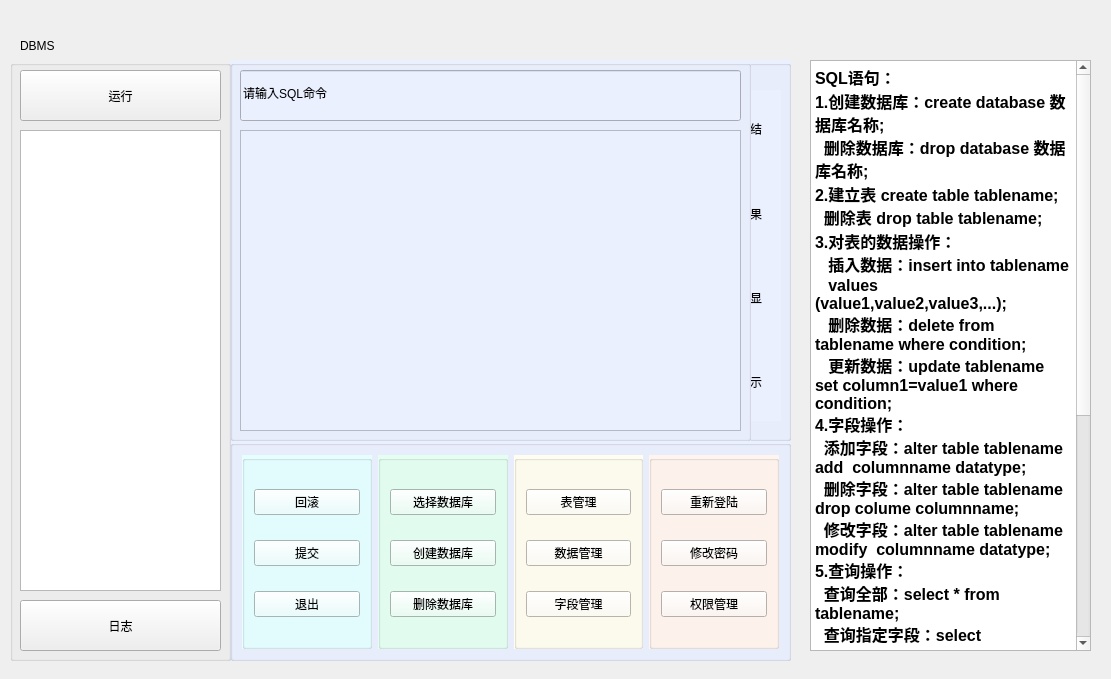
jy-080610/DBMS, file mainwindow.ui: the form before one commit.
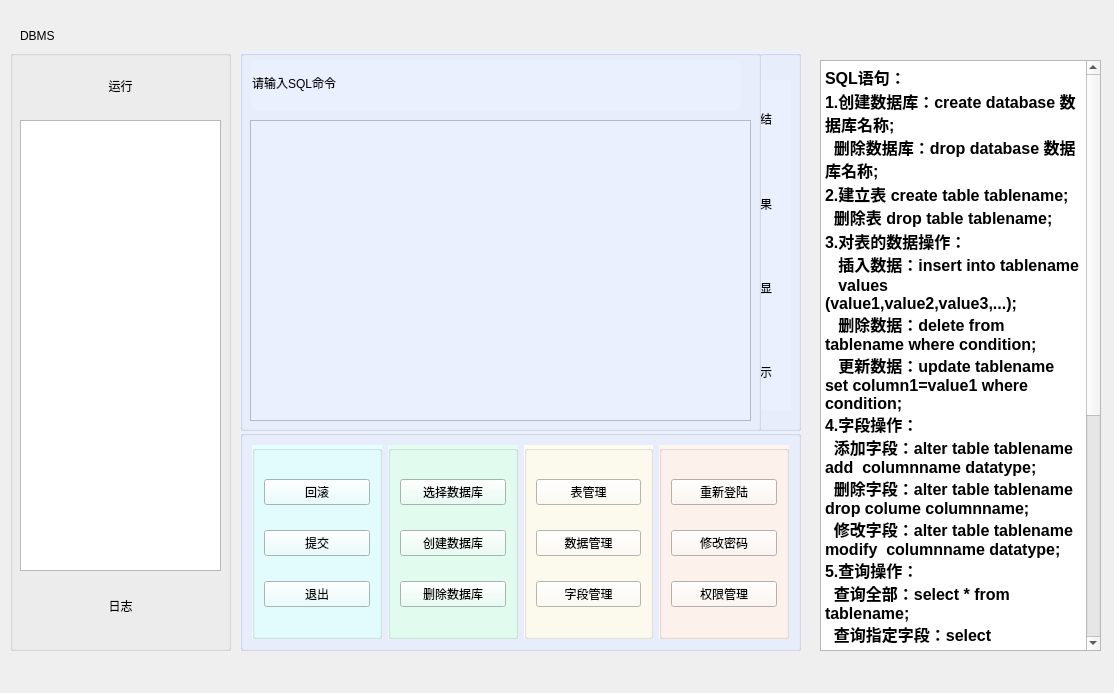
The form after the commit. Icons and pictures are not drawn.

Diff of the .ui file:
```diff
--- a/mainwindow.ui
+++ b/mainwindow.ui
@@ -9,8 +9,8 @@
    <rect>
     <x>0</x>
     <y>0</y>
-    <width>1111</width>
-    <height>679</height>
+    <width>1114</width>
+    <height>693</height>
    </rect>
   </property>
   <property name="sizePolicy">
@@ -29,9 +29,9 @@
    <property name="geometry">
     <rect>
      <x>0</x>
-     <y>10</y>
-     <width>1091</width>
-     <height>651</height>
+     <y>0</y>
+     <width>1111</width>
+     <height>691</height>
     </rect>
    </property>
    <property name="styleSheet">
@@ -56,7 +56,7 @@
    <widget class="QGroupBox" name="groupBox_5">
     <property name="geometry">
      <rect>
-      <x>230</x>
+      <x>240</x>
       <y>430</y>
       <width>561</width>
       <height>221</height>
@@ -80,6 +80,9 @@
        <layout class="QVBoxLayout" name="verticalLayout">
         <item>
          <widget class="QPushButton" name="rollback">
+          <property name="styleSheet">
+           <string notr="true"/>
+          </property>
           <property name="text">
            <string>回滚</string>
           </property>
@@ -87,6 +90,9 @@
         </item>
         <item>
          <widget class="QPushButton" name="commit">
+          <property name="styleSheet">
+           <string notr="true"/>
+          </property>
           <property name="text">
            <string>提交</string>
           </property>
@@ -94,6 +100,9 @@
         </item>
         <item>
          <widget class="QPushButton" name="exit">
+          <property name="styleSheet">
+           <string notr="true"/>
+          </property>
           <property name="text">
            <string>退出</string>
           </property>
@@ -206,7 +215,7 @@
    <widget class="QGroupBox" name="groupBox_6">
     <property name="geometry">
      <rect>
-      <x>230</x>
+      <x>240</x>
       <y>50</y>
       <width>561</width>
       <height>381</height>
@@ -297,27 +306,115 @@
       <property name="tabletTracking">
        <bool>true</bool>
       </property>
+      <property name="styleSheet">
+       <string notr="true"/>
+      </property>
      </widget>
      <widget class="QLineEdit" name="sqllineEdit">
       <property name="geometry">
        <rect>
         <x>10</x>
         <y>10</y>
-        <width>501</width>
+        <width>491</width>
         <height>51</height>
        </rect>
       </property>
+      <property name="styleSheet">
+       <string notr="true">QLineEdit {
+  
+	background-image: url(:/picture/b5.jpg);
+ border-color: rgb(93, 171, 255);
+    border-radius: 10px;
+    border-style: outset;
+  
+    }</string>
+      </property>
       <property name="text">
        <string>请输入SQL命令</string>
       </property>
      </widget>
     </widget>
    </widget>
+   <widget class="QGroupBox" name="groupBox_8">
+    <property name="geometry">
+     <rect>
+      <x>10</x>
+      <y>50</y>
+      <width>221</width>
+      <height>601</height>
+     </rect>
+    </property>
+    <property name="styleSheet">
+     <string notr="true">background-image: url(:/picture/88.jpg);</string>
+    </property>
+    <property name="title">
+     <string/>
+    </property>
+    <widget class="QPushButton" name="run">
+     <property name="geometry">
+      <rect>
+       <x>10</x>
+       <y>10</y>
+       <width>201</width>
+       <height>51</height>
+      </rect>
+     </property>
+     <property name="styleSheet">
+      <string notr="true">QPushButton {
+  
+ border-color: rgb(93, 171, 255);
+    border-radius: 20px;
+    border-style: outset;
+ 
+ background-image: url(:/picture/b3.jpg);
+    }</string>
+     </property>
+     <property name="text">
+      <string>运行</string>
+     </property>
+    </widget>
+    <widget class="QTreeView" name="treeView">
+     <property name="geometry">
+      <rect>
+       <x>10</x>
+       <y>70</y>
+       <width>201</width>
+       <height>451</height>
+      </rect>
+     </property>
+     <property name="styleSheet">
+      <string notr="true">background-image: url(:/picture/88.jpg);</string>
+     </property>
+    </widget>
+    <widget class="QPushButton" name="log">
+     <property name="geometry">
+      <rect>
+       <x>10</x>
+       <y>530</y>
+       <width>201</width>
+       <height>51</height>
+      </rect>
+     </property>
+     <property name="styleSheet">
+      <string notr="true">QPushButton {
+  
+ border-color: rgb(93, 171, 255);
+    border-radius: 20px;
+    border-style: outset;
+ 
+ background-image: url(:/picture/b3.jpg);
+    }</string>
+     </property>
+     <property name="text">
+      <string>日志</string>
+     </property>
+    </widget>
+   </widget>
    <widget class="QTextEdit" name="text">
     <property name="geometry">
      <rect>
-      <x>810</x>
-      <y>50</y>
+      <x>820</x>
+      <y>60</y>
       <width>281</width>
       <height>591</height>
      </rect>
@@ -339,55 +436,6 @@
 &lt;p style=&quot; margin-top:0px; margin-bottom:0px; margin-left:0px; margin-right:0px; -qt-block-indent:0; text-indent:0px; background-color:#ffffff;&quot;&gt;&lt;span style=&quot; font-family:'JetBrains Mono','monospace'; font-size:12pt; font-weight:600; color:#000000;&quot;&gt;   from tablename where &lt;/span&gt;&lt;span style=&quot; font-family:'宋体','monospace'; font-size:12pt; font-weight:600; color:#000000;&quot;&gt;属性名&lt;/span&gt;&lt;span style=&quot; font-family:'JetBrains Mono','monospace'; font-size:12pt; font-weight:600; color:#000000;&quot;&gt;=XXX;&lt;br /&gt;6.&lt;/span&gt;&lt;span style=&quot; font-family:'宋体','monospace'; font-size:12pt; font-weight:600; color:#000000;&quot;&gt;建立索引：&lt;/span&gt;&lt;span style=&quot; font-family:'JetBrains Mono','monospace'; font-size:12pt; font-weight:600; color:#000000;&quot;&gt;&lt;br /&gt;  &lt;/span&gt;&lt;span style=&quot; font-family:'宋体','monospace'; font-size:12pt; font-weight:600; color:#000000;&quot;&gt;建立索引：&lt;/span&gt;&lt;span style=&quot; font-family:'JetBrains Mono','monospace'; font-size:12pt; font-weight:600; color:#000000;&quot;&gt;create index indexname on tablename(columnname);&lt;br /&gt;  &lt;/span&gt;&lt;span style=&quot; font-family:'宋体','monospace'; font-size:12pt; font-weight:600; color:#000000;&quot;&gt;删除索引：&lt;/span&gt;&lt;span style=&quot; font-family:'JetBrains Mono','monospace'; font-size:12pt; font-weight:600; color:#000000;&quot;&gt;drop index indexname;&lt;br /&gt;7.&lt;/span&gt;&lt;span style=&quot; font-family:'宋体','monospace'; font-size:12pt; font-weight:600; color:#000000;&quot;&gt;权限设置：&lt;/span&gt;&lt;span style=&quot; font-family:'JetBrains Mono','monospace'; font-size:12pt; font-weight:600; color:#000000;&quot;&gt;&lt;br /&gt;  授予权限：grant on tablename to username;&lt;br /&gt;  撤回权限：revoke on tablename from username;&lt;br /&gt; &lt;/span&gt;&lt;/p&gt;&lt;/body&gt;&lt;/html&gt;</string>
     </property>
    </widget>
-   <widget class="QGroupBox" name="groupBox_8">
-    <property name="geometry">
-     <rect>
-      <x>10</x>
-      <y>50</y>
-      <width>221</width>
-      <height>601</height>
-     </rect>
-    </property>
-    <property name="title">
-     <string/>
-    </property>
-    <widget class="QPushButton" name="run">
-     <property name="geometry">
-      <rect>
-       <x>10</x>
-       <y>10</y>
-       <width>201</width>
-       <height>51</height>
-      </rect>
-     </property>
-     <property name="text">
-      <string>运行</string>
-     </property>
-    </widget>
-    <widget class="QTreeView" name="treeView">
-     <property name="geometry">
-      <rect>
-       <x>10</x>
-       <y>70</y>
-       <width>201</width>
-       <height>461</height>
-      </rect>
-     </property>
-    </widget>
-    <widget class="QPushButton" name="log">
-     <property name="geometry">
-      <rect>
-       <x>10</x>
-       <y>540</y>
-       <width>201</width>
-       <height>51</height>
-      </rect>
-     </property>
-     <property name="text">
-      <string>日志</string>
-     </property>
-    </widget>
-   </widget>
   </widget>
  </widget>
  <resources/>
```
Left out of the diff: 32 changed lines with no effect on the pictures.
